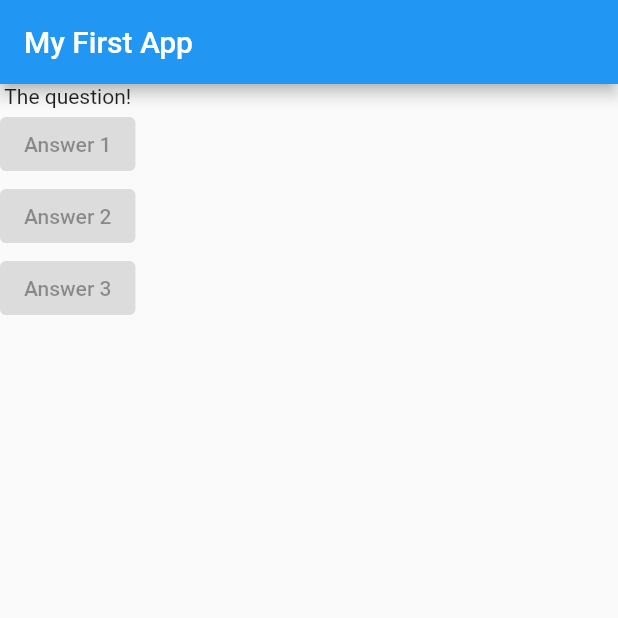
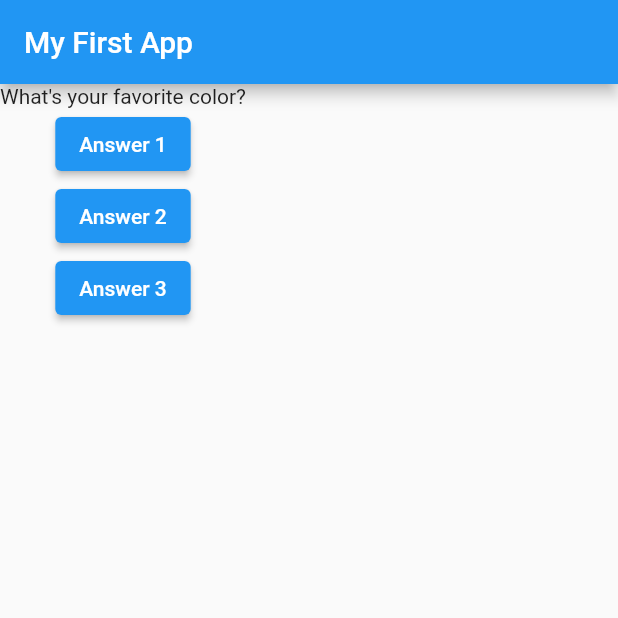
Before and after one commit to Xebec19/improved-pancake, a Flutter app: the screen it shows after launch, on a phone screen of 412 x 824 dp, the top half of it. Run offline on Flutter 3.47's test engine with Material 2 defaults, Android fonts, the phone set to English and light mode, and no system bars.

```diff
--- a/lib/main.dart
+++ b/lib/main.dart
@@ -6,10 +6,30 @@ import 'package:flutter/material.dart';
 
 void main() => runApp(MyApp());
 
-class MyApp extends StatelessWidget {
+class MyApp extends StatefulWidget {
+  @override
+  State<StatefulWidget> createState() {
+    // TODO: implement createState
+    return MyAppState();
+  }
+}
+
+class MyAppState extends State<MyApp> {
+  var questionIndex = 0;
+
+  void answerQuestion() {
+    setState(() {
+      questionIndex++;
+    });
+  }
+
   @override
   Widget build(BuildContext context) {
     var questions = [
+      'What\'s your favorite color?',
+      'What\'s your favorite animal?',
+      'What\'s your favorite color?',
+      'What\'s your favorite animal?',
       'What\'s your favorite color?',
       'What\'s your favorite animal?',
     ];
@@ -18,18 +38,20 @@ class MyApp extends StatelessWidget {
           appBar: AppBar(title: Text('My First App')),
           body: Column(
             children: [
-              Text('The question!'),
+              Text(
+                questions[questionIndex],
+              ),
               ElevatedButton(
                 child: Text('Answer 1'),
-                onPressed: null,
+                onPressed: () => print('Answer 1'),
               ),
               ElevatedButton(
                 child: Text('Answer 2'),
-                onPressed: null,
+                onPressed: answerQuestion,
               ),
               ElevatedButton(
                 child: Text('Answer 3'),
-                onPressed: null,
+                onPressed: answerQuestion,
               ),
             ],
           )),
```
